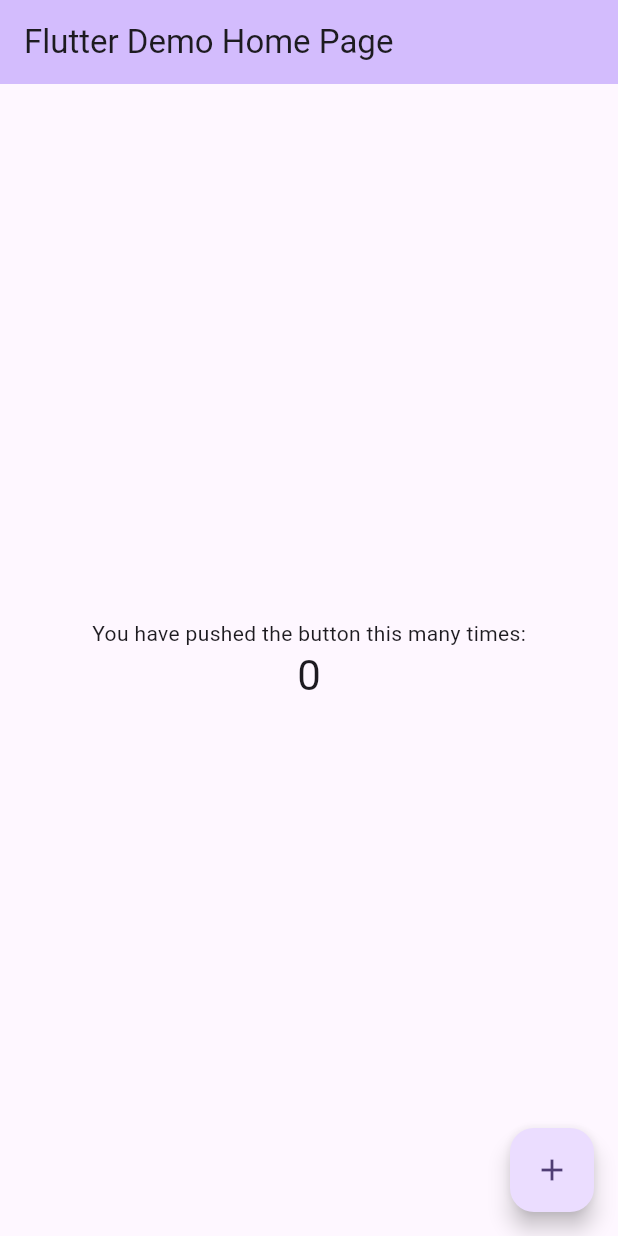
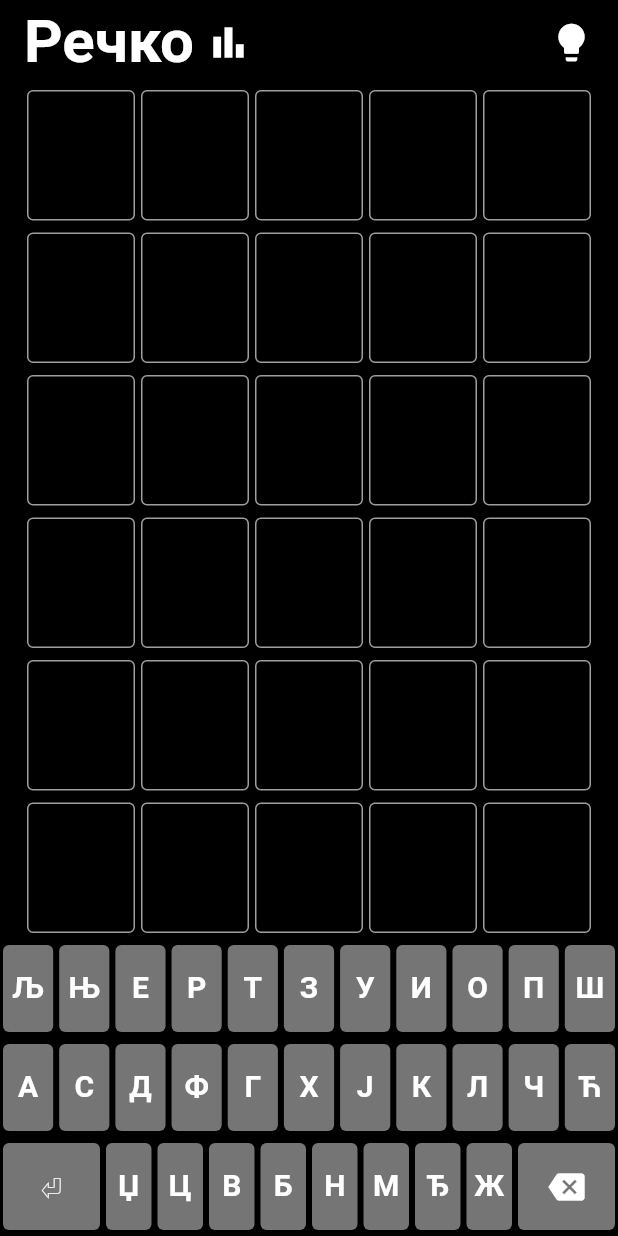
Before and after one commit to DraganJovanovic96/Wordle-App, a Flutter app: the screen it shows after launch, on a phone screen of 412 x 824 dp. Run offline on Flutter 3.47's test engine with Material 3 defaults, Android fonts, the phone set to English and light mode, and no system bars.

Commit message:
wordle-app-3: Create UI for wordle app

```diff
--- a/lib/main.dart
+++ b/lib/main.dart
@@ -1,125 +1,42 @@
 import 'package:flutter/material.dart';
+import 'screens/wordle_game.dart';
 
-void main() {
-  runApp(const MyApp());
-}
+void main() => runApp(const ReckoApp());
 
-class MyApp extends StatelessWidget {
-  const MyApp({super.key});
+class ReckoApp extends StatelessWidget {
+  const ReckoApp({super.key});
 
-  // This widget is the root of your application.
   @override
   Widget build(BuildContext context) {
     return MaterialApp(
-      title: 'Flutter Demo',
-      theme: ThemeData(
-        // This is the theme of your application.
-        //
-        // TRY THIS: Try running your application with "flutter run". You'll see
-        // the application has a purple toolbar. Then, without quitting the app,
-        // try changing the seedColor in the colorScheme below to Colors.green
-        // and then invoke "hot reload" (save your changes or press the "hot
-        // reload" button in a Flutter-supported IDE, or press "r" if you used
-        // the command line to start the app).
-        //
-        // Notice that the counter didn't reset back to zero; the application
-        // state is not lost during the reload. To reset the state, use hot
-        // restart instead.
-        //
-        // This works for code too, not just values: Most code changes can be
-        // tested with just a hot reload.
-        colorScheme: ColorScheme.fromSeed(seedColor: Colors.deepPurple),
-        useMaterial3: true,
+      debugShowCheckedModeBanner: false,
+      home: Scaffold(
+        appBar: AppBar(
+          centerTitle: true,
+          backgroundColor: Colors.black,
+          title: const Row(
+            mainAxisSize: MainAxisSize.min,
+            children: [
+              Center(
+                child: Text(
+                  'Речко',
+                  style: TextStyle(
+                    fontSize: 40,
+                    fontWeight: FontWeight.bold,
+                    color: Colors.white,
+                  ),
+                ),
+              ),
+              SizedBox(width: 8),
+              Icon(Icons.bar_chart, color: Colors.white, size: 30),
+              Spacer(),
+              Icon(Icons.lightbulb, color: Colors.white, size: 30),
+            ],
+          ),
+        ),
+        backgroundColor: Colors.black,
+        body: const SafeArea(child: WordleGame()),
       ),
-      home: const MyHomePage(title: 'Flutter Demo Home Page'),
     );
   }
 }
-
-class MyHomePage extends StatefulWidget {
-  const MyHomePage({super.key, required this.title});
-
-  // This widget is the home page of your application. It is stateful, meaning
-  // that it has a State object (defined below) that contains fields that affect
-  // how it looks.
-
-  // This class is the configuration for the state. It holds the values (in this
-  // case the title) provided by the parent (in this case the App widget) and
-  // used by the build method of the State. Fields in a Widget subclass are
-  // always marked "final".
-
-  final String title;
-
-  @override
-  State<MyHomePage> createState() => _MyHomePageState();
-}
-
-class _MyHomePageState extends State<MyHomePage> {
-  int _counter = 0;
-
-  void _incrementCounter() {
-    setState(() {
-      // This call to setState tells the Flutter framework that something has
-      // changed in this State, which causes it to rerun the build method below
-      // so that the display can reflect the updated values. If we changed
-      // _counter without calling setState(), then the build method would not be
-      // called again, and so nothing would appear to happen.
-      _counter++;
-    });
-  }
-
-  @override
-  Widget build(BuildContext context) {
-    // This method is rerun every time setState is called, for instance as done
-    // by the _incrementCounter method above.
-    //
-    // The Flutter framework has been optimized to make rerunning build methods
-    // fast, so that you can just rebuild anything that needs updating rather
-    // than having to individually change instances of widgets.
-    return Scaffold(
-      appBar: AppBar(
-        // TRY THIS: Try changing the color here to a specific color (to
-        // Colors.amber, perhaps?) and trigger a hot reload to see the AppBar
-        // change color while the other colors stay the same.
-        backgroundColor: Theme.of(context).colorScheme.inversePrimary,
-        // Here we take the value from the MyHomePage object that was created by
-        // the App.build method, and use it to set our appbar title.
-        title: Text(widget.title),
-      ),
-      body: Center(
-        // Center is a layout widget. It takes a single child and positions it
-        // in the middle of the parent.
-        child: Column(
-          // Column is also a layout widget. It takes a list of children and
-          // arranges them vertically. By default, it sizes itself to fit its
-          // children horizontally, and tries to be as tall as its parent.
-          //
-          // Column has various properties to control how it sizes itself and
-          // how it positions its children. Here we use mainAxisAlignment to
-          // center the children vertically; the main axis here is the vertical
-          // axis because Columns are vertical (the cross axis would be
-          // horizontal).
-          //
-          // TRY THIS: Invoke "debug painting" (choose the "Toggle Debug Paint"
-          // action in the IDE, or press "p" in the console), to see the
-          // wireframe for each widget.
-          mainAxisAlignment: MainAxisAlignment.center,
-          children: <Widget>[
-            const Text(
-              'You have pushed the button this many times:',
-            ),
-            Text(
-              '$_counter',
-              style: Theme.of(context).textTheme.headlineMedium,
-            ),
-          ],
-        ),
-      ),
-      floatingActionButton: FloatingActionButton(
-        onPressed: _incrementCounter,
-        tooltip: 'Increment',
-        child: const Icon(Icons.add),
-      ), // This trailing comma makes auto-formatting nicer for build methods.
-    );
-  }
-}
--- /dev/null
+++ b/lib/screens/wordle_game.dart
@@ -0,0 +1,52 @@
+// ignore_for_file: library_private_types_in_public_api
+
+import 'package:flutter/material.dart';
+import '../widgets/wordle_board.dart';
+import '../widgets/wordle_keyboard.dart';
+
+class WordleGame extends StatefulWidget {
+  const WordleGame({super.key});
+
+  @override
+  _WordleGameState createState() => _WordleGameState();
+}
+
+class _WordleGameState extends State<WordleGame> {
+  List<List<String>> board =
+      List.generate(6, (_) => List.generate(5, (_) => ''));
+  int currentRow = 0;
+  int currentCol = 0;
+
+  void onKeyPressed(String letter) {
+    setState(() {
+      if (letter == 'ENTER') {
+        if (currentCol == 5) {
+          if (currentRow < 5) {
+            currentRow++;
+            currentCol = 0;
+          }
+        }
+      } else if (letter == 'BACK') {
+        if (currentCol > 0) {
+          currentCol--;
+          board[currentRow][currentCol] = '';
+        }
+      } else {
+        if (currentCol < 5) {
+          board[currentRow][currentCol] = letter;
+          currentCol++;
+        }
+      }
+    });
+  }
+
+  @override
+  Widget build(BuildContext context) {
+    return Column(
+      children: [
+        Expanded(child: WordleBoard(board: board)),
+        WordleKeyboard(letterStates: const {}, onKeyPressed: onKeyPressed),
+      ],
+    );
+  }
+}
--- /dev/null
+++ b/lib/widgets/wordle_board.dart
@@ -0,0 +1,53 @@
+import 'package:flutter/material.dart';
+
+class WordleBoard extends StatelessWidget {
+  final List<List<String>> board;
+
+  const WordleBoard({super.key, required this.board});
+
+  @override
+  Widget build(BuildContext context) {
+    return Padding(
+      padding: const EdgeInsets.symmetric(horizontal: 16.0),
+      child: LayoutBuilder(
+        builder: (context, constraints) {
+          return Column(
+            children: List.generate(6, (rowIndex) {
+              return Expanded(
+                child: Padding(
+                  padding: const EdgeInsets.symmetric(vertical: 2.0),
+                  child: Row(
+                    children: List.generate(5, (colIndex) {
+                      return Expanded(
+                        child: AspectRatio(
+                          aspectRatio: 0.6,
+                          child: Container(
+                            margin: const EdgeInsets.all(2.0),
+                            decoration: BoxDecoration(
+                              border: Border.all(color: Colors.grey),
+                              borderRadius: BorderRadius.circular(4),
+                            ),
+                            child: Center(
+                              child: Text(
+                                board[rowIndex][colIndex],
+                                style: const TextStyle(
+                                  fontSize: 30,
+                                  color: Colors.white,
+                                  fontWeight: FontWeight.bold,
+                                ),
+                              ),
+                            ),
+                          ),
+                        ),
+                      );
+                    }),
+                  ),
+                ),
+              );
+            }),
+          );
+        },
+      ),
+    );
+  }
+}
--- /dev/null
+++ b/lib/widgets/wordle_key.dart
@@ -0,0 +1,64 @@
+// ignore_for_file: library_private_types_in_public_api
+
+import 'package:flutter/material.dart';
+
+class WordleKey extends StatefulWidget {
+  final String letter;
+  final VoidCallback onTap;
+  final Color baseColor;
+  final Widget content;
+
+  const WordleKey({
+    super.key,
+    required this.letter,
+    required this.onTap,
+    required this.baseColor,
+    required this.content,
+  });
+
+  @override
+  _WordleKeyState createState() => _WordleKeyState();
+}
+
+class _WordleKeyState extends State<WordleKey> {
+  bool _isPressed = false;
+
+  @override
+  Widget build(BuildContext context) {
+    // When pressed, darken the color slightly.
+    Color displayedColor =
+        _isPressed ? darken(widget.baseColor, 0.3) : widget.baseColor;
+
+    return Expanded(
+      flex: (widget.letter == 'ENTER' || widget.letter == 'BACK') ? 2 : 1,
+      child: Container(
+        margin: const EdgeInsets.symmetric(horizontal: 2.0),
+        child: InkWell(
+          onTap: widget.onTap,
+          onHighlightChanged: (isHighlighted) {
+            setState(() {
+              _isPressed = isHighlighted;
+            });
+          },
+          borderRadius: BorderRadius.circular(4),
+          child: AnimatedContainer(
+            duration: const Duration(milliseconds: 100),
+            height: 58,
+            decoration: BoxDecoration(
+              color: displayedColor,
+              borderRadius: BorderRadius.circular(4),
+            ),
+            child: Center(child: widget.content),
+          ),
+        ),
+      ),
+    );
+  }
+}
+
+/// Helper function to darken a color by [amount].
+Color darken(Color color, [double amount = .3]) {
+  final hsl = HSLColor.fromColor(color);
+  final hslDark = hsl.withLightness((hsl.lightness - amount).clamp(0.0, 1.0));
+  return hslDark.toColor();
+}
--- /dev/null
+++ b/lib/widgets/wordle_keyboard.dart
@@ -0,0 +1,86 @@
+import 'package:flutter/material.dart';
+import 'wordle_key.dart';
+
+enum LetterState { correct, present, absent }
+
+class WordleKeyboard extends StatelessWidget {
+  final Map<String, LetterState> letterStates;
+  final Function(String) onKeyPressed;
+
+  const WordleKeyboard(
+      {super.key, required this.letterStates, required this.onKeyPressed});
+
+  @override
+  Widget build(BuildContext context) {
+    return Column(
+      mainAxisAlignment: MainAxisAlignment.end,
+      children: [
+        _buildRow('ЉЊЕРТЗУИОПШ'),
+        _buildRow('АСДФГХЈКЛЧЋ'),
+        _buildRow('ЏЦВБНМЂЖ', isLastRow: true),
+      ],
+    );
+  }
+
+  Widget _buildRow(String letters, {bool isLastRow = false}) {
+    final rowLetters = letters.split('');
+    if (isLastRow) {
+      rowLetters.insert(0, 'ENTER');
+      rowLetters.add('BACK');
+    }
+    return Padding(
+      padding: const EdgeInsets.symmetric(vertical: 4.0),
+      child: Row(
+        children: rowLetters.map((letter) {
+          final int flexValue = (letter == 'ENTER' || letter == 'BACK') ? 2 : 1;
+          return Expanded(
+            flex: flexValue,
+            child: WordleKey(
+              letter: letter,
+              onTap: () => onKeyPressed(letter),
+              baseColor: _getKeyColor(letter),
+              content: _getKeyContent(letter),
+            ),
+          );
+        }).toList(),
+      ),
+    );
+  }
+
+  Color _getKeyColor(String letter) {
+    if (letter == 'ENTER' || letter == 'BACK') {
+      return Colors.grey.shade600;
+    }
+    final state = letterStates[letter];
+    switch (state) {
+      case LetterState.correct:
+        return Colors.green;
+      case LetterState.present:
+        return Colors.amber;
+      case LetterState.absent:
+        return Colors.grey.shade900;
+      default:
+        return Colors.grey.shade600;
+    }
+  }
+
+  Widget _getKeyContent(String letter) {
+    if (letter == 'BACK') {
+      return const Icon(Icons.backspace, color: Colors.white);
+    }
+    if (letter == 'ENTER') {
+      return const Text(
+        '⏎',
+        style: TextStyle(color: Colors.white, fontSize: 20),
+      );
+    }
+    return Text(
+      letter,
+      style: const TextStyle(
+        color: Colors.white,
+        fontSize: 20,
+        fontWeight: FontWeight.bold,
+      ),
+    );
+  }
+}
```
Also changed, not shown: pubspec.yaml (+29 -14 lines), pubspec.lock, 8 other files.
